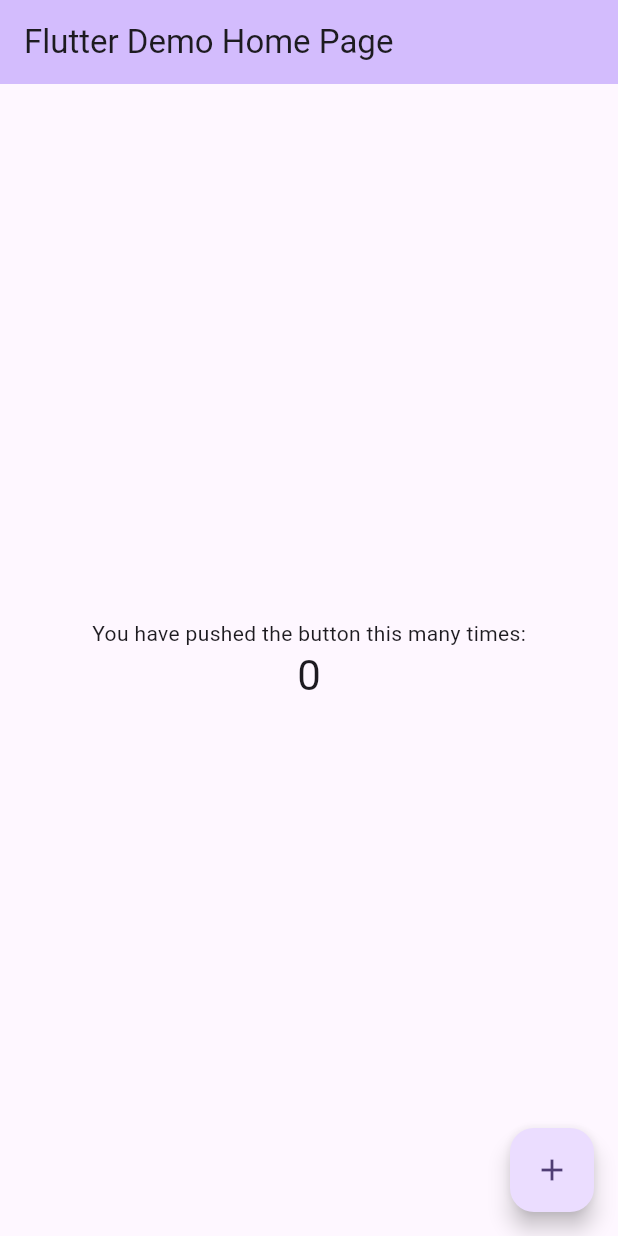
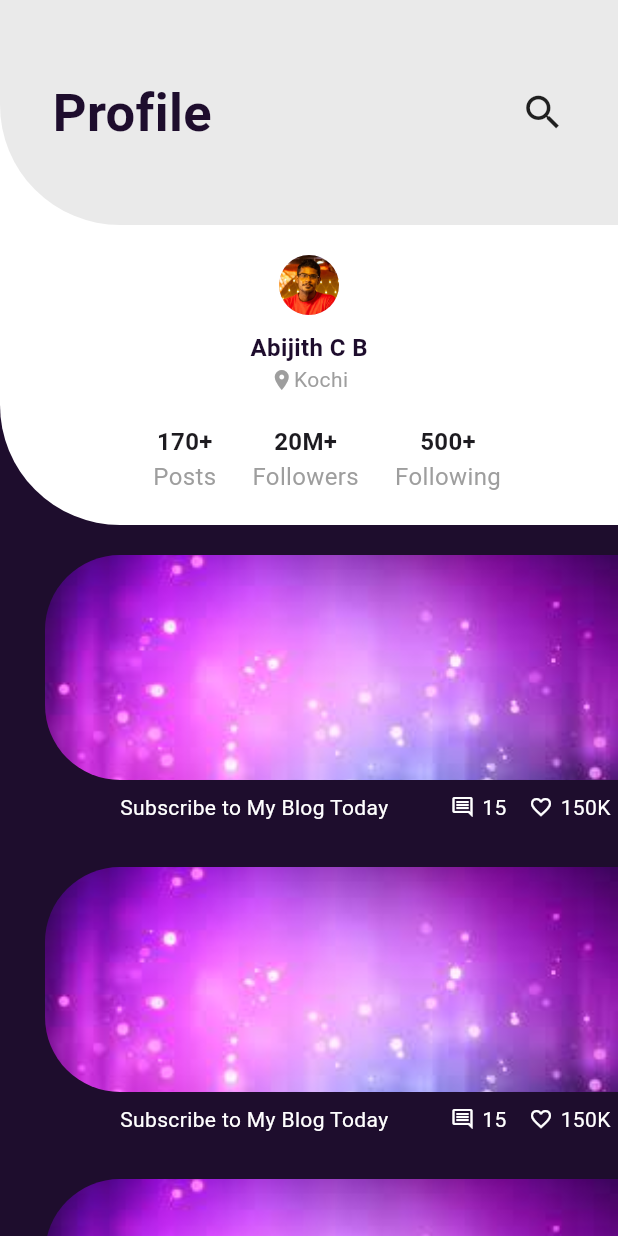
Before and after one commit to cbabi2023/blog_app_simple-ui_design, a Flutter app: the screen it shows after launch, on a phone screen of 412 x 824 dp. Run offline on Flutter 3.47's test engine with Material 3 defaults, Android fonts, the phone set to English and light mode, and no system bars.

Commit message:
ui completed

```diff
--- /dev/null
+++ b/lib/app_bar.dart
@@ -0,0 +1,33 @@
+import 'package:flutter/material.dart';
+import 'mystyle.dart';
+
+class MyAppBar extends StatelessWidget {
+  const MyAppBar({super.key});
+
+  @override
+  Widget build(BuildContext context) {
+    return Container(
+      padding: const EdgeInsets.symmetric(horizontal: 35.0),
+      height: 150,
+      decoration: const BoxDecoration(
+        color: Color(0xffeaeaea),
+        borderRadius: BorderRadius.only(
+          bottomLeft: Radius.circular(80.0),
+        ),
+      ),
+      child: const Row(
+        mainAxisAlignment: MainAxisAlignment.spaceBetween,
+        children: [
+          Text(
+            "Profile",
+            style: titlText,
+          ),
+          Icon(
+            Icons.search,
+            size: 30.0,
+          )
+        ],
+      ),
+    ); // AppBar
+  }
+}
--- a/lib/main.dart
+++ b/lib/main.dart
@@ -1,4 +1,8 @@
+import 'package:blog_app/app_bar.dart';
+import 'package:blog_app/post.dart';
+import 'package:blog_app/profile.dart';
 import 'package:flutter/material.dart';
+import 'mystyle.dart';
 
 void main() {
   runApp(const MyApp());
@@ -7,119 +11,26 @@ void main() {
 class MyApp extends StatelessWidget {
   const MyApp({super.key});
 
-  // This widget is the root of your application.
   @override
   Widget build(BuildContext context) {
     return MaterialApp(
-      title: 'Flutter Demo',
-      theme: ThemeData(
-        // This is the theme of your application.
-        //
-        // TRY THIS: Try running your application with "flutter run". You'll see
-        // the application has a purple toolbar. Then, without quitting the app,
-        // try changing the seedColor in the colorScheme below to Colors.green
-        // and then invoke "hot reload" (save your changes or press the "hot
-        // reload" button in a Flutter-supported IDE, or press "r" if you used
-        // the command line to start the app).
-        //
-        // Notice that the counter didn't reset back to zero; the application
-        // state is not lost during the reload. To reset the state, use hot
-        // restart instead.
-        //
-        // This works for code too, not just values: Most code changes can be
-        // tested with just a hot reload.
-        colorScheme: ColorScheme.fromSeed(seedColor: Colors.deepPurple),
-        useMaterial3: true,
+      debugShowCheckedModeBanner: false,
+      home: SafeArea(
+        child: Scaffold(
+          backgroundColor: mainColor,
+          body: ListView(
+            children: const [
+              Stack(
+                children: [
+                  MyPosts(),
+                  Profile(), // Profile
+                  MyAppBar(), // AppBar
+                ],
+              ),
+            ],
+          ),
+        ),
       ),
-      home: const MyHomePage(title: 'Flutter Demo Home Page'),
     );
   }
 }
-
-class MyHomePage extends StatefulWidget {
-  const MyHomePage({super.key, required this.title});
-
-  // This widget is the home page of your application. It is stateful, meaning
-  // that it has a State object (defined below) that contains fields that affect
-  // how it looks.
-
-  // This class is the configuration for the state. It holds the values (in this
-  // case the title) provided by the parent (in this case the App widget) and
-  // used by the build method of the State. Fields in a Widget subclass are
-  // always marked "final".
-
-  final String title;
-
-  @override
-  State<MyHomePage> createState() => _MyHomePageState();
-}
-
-class _MyHomePageState extends State<MyHomePage> {
-  int _counter = 0;
-
-  void _incrementCounter() {
-    setState(() {
-      // This call to setState tells the Flutter framework that something has
-      // changed in this State, which causes it to rerun the build method below
-      // so that the display can reflect the updated values. If we changed
-      // _counter without calling setState(), then the build method would not be
-      // called again, and so nothing would appear to happen.
-      _counter++;
-    });
-  }
-
-  @override
-  Widget build(BuildContext context) {
-    // This method is rerun every time setState is called, for instance as done
-    // by the _incrementCounter method above.
-    //
-    // The Flutter framework has been optimized to make rerunning build methods
-    // fast, so that you can just rebuild anything that needs updating rather
-    // than having to individually change instances of widgets.
-    return Scaffold(
-      appBar: AppBar(
-        // TRY THIS: Try changing the color here to a specific color (to
-        // Colors.amber, perhaps?) and trigger a hot reload to see the AppBar
-        // change color while the other colors stay the same.
-        backgroundColor: Theme.of(context).colorScheme.inversePrimary,
-        // Here we take the value from the MyHomePage object that was created by
-        // the App.build method, and use it to set our appbar title.
-        title: Text(widget.title),
-      ),
-      body: Center(
-        // Center is a layout widget. It takes a single child and positions it
-        // in the middle of the parent.
-        child: Column(
-          // Column is also a layout widget. It takes a list of children and
-          // arranges them vertically. By default, it sizes itself to fit its
-          // children horizontally, and tries to be as tall as its parent.
-          //
-          // Column has various properties to control how it sizes itself and
-          // how it positions its children. Here we use mainAxisAlignment to
-          // center the children vertically; the main axis here is the vertical
-          // axis because Columns are vertical (the cross axis would be
-          // horizontal).
-          //
-          // TRY THIS: Invoke "debug painting" (choose the "Toggle Debug Paint"
-          // action in the IDE, or press "p" in the console), to see the
-          // wireframe for each widget.
-          mainAxisAlignment: MainAxisAlignment.center,
-          children: <Widget>[
-            const Text(
-              'You have pushed the button this many times:',
-            ),
-            Text(
-              '$_counter',
-              style: Theme.of(context).textTheme.headlineMedium,
-            ),
-          ],
-        ),
-      ),
-      floatingActionButton: FloatingActionButton(
-        onPressed: _incrementCounter,
-        tooltip: 'Increment',
-        child: const Icon(Icons.add),
-      ), // This trailing comma makes auto-formatting nicer for build methods.
-    );
-  }
-}
--- /dev/null
+++ b/lib/mystyle.dart
@@ -0,0 +1,26 @@
+import 'package:flutter/material.dart';
+
+const Color mainColor = Color(0xff1e0d2d);
+
+const TextStyle titlText = TextStyle(
+  fontSize: 35,
+  fontWeight: FontWeight.w700,
+  color: mainColor,
+);
+
+const TextStyle heading4 = TextStyle(
+  fontSize: 16.0,
+  fontWeight: FontWeight.w600,
+  color: mainColor,
+);
+
+const TextStyle countText =
+    TextStyle(fontWeight: FontWeight.w700, fontSize: 16.0);
+
+const TextStyle followText = TextStyle(
+  fontWeight: FontWeight.w400,
+  fontSize: 16.0,
+  color: Colors.grey,
+);
+
+const TextStyle postText = TextStyle(color: Colors.white, fontSize: 14.0);
--- /dev/null
+++ b/lib/post.dart
@@ -0,0 +1,20 @@
+import 'package:blog_app/single_post.dart';
+import 'package:flutter/material.dart';
+
+class MyPosts extends StatelessWidget {
+  const MyPosts({super.key});
+
+  @override
+  Widget build(BuildContext context) {
+    return const Padding(
+      padding: EdgeInsets.only(top: 370),
+      child: Column(
+        children: [
+          SinglePost(),
+          SinglePost(),
+          SinglePost(),
+        ],
+      ),
+    );
+  }
+}
--- /dev/null
+++ b/lib/profile.dart
@@ -0,0 +1,82 @@
+import 'package:flutter/material.dart';
+import 'mystyle.dart';
+
+class Profile extends StatelessWidget {
+  const Profile({super.key});
+
+  @override
+  Widget build(BuildContext context) {
+    return Container(
+      padding: const EdgeInsets.only(
+        top: 170,
+      ),
+      width: double.infinity,
+      height: 350,
+      decoration: const BoxDecoration(
+        color: Colors.white,
+        borderRadius: BorderRadius.only(
+          bottomLeft: Radius.circular(80.0),
+        ),
+      ),
+      child: const Column(
+        children: [
+          CircleAvatar(
+            backgroundImage: AssetImage("assets/images/me.jpeg"),
+          ),
+          SizedBox(
+            height: 10,
+          ),
+          Text(
+            "Abijith C B",
+            style: heading4,
+          ),
+          Row(
+            mainAxisAlignment: MainAxisAlignment.center,
+            children: [
+              Icon(
+                Icons.location_on,
+                size: 16.0,
+                color: Colors.grey,
+              ),
+              Text(
+                "Kochi",
+                style: TextStyle(
+                  color: Colors.grey,
+                ),
+              ),
+            ],
+          ),
+          SizedBox(
+            height: 20.0,
+          ),
+          Row(
+            mainAxisAlignment: MainAxisAlignment.center,
+            children: [
+              SizedBox(width: 24),
+              Column(
+                children: [
+                  Text("170+", style: countText),
+                  Text("Posts", style: followText),
+                ],
+              ),
+              SizedBox(width: 24),
+              Column(
+                children: [
+                  Text("20M+", style: countText),
+                  Text("Followers", style: followText),
+                ],
+              ),
+              SizedBox(width: 24),
+              Column(
+                children: [
+                  Text("500+", style: countText),
+                  Text("Following", style: followText),
+                ],
+              ),
+            ],
+          )
+        ],
+      ),
+    );
+  }
+}
--- /dev/null
+++ b/lib/single_post.dart
@@ -0,0 +1,67 @@
+import 'package:flutter/material.dart';
+import 'mystyle.dart';
+
+class SinglePost extends StatelessWidget {
+  const SinglePost({super.key});
+
+  @override
+  Widget build(BuildContext context) {
+    return Column(
+      children: [
+        Container(
+          decoration: const BoxDecoration(
+            borderRadius: BorderRadius.only(
+              bottomLeft: Radius.circular(50.0),
+              topLeft: Radius.circular(50.0),
+            ),
+          ),
+          margin: const EdgeInsets.only(left: 30.0),
+          height: 150,
+          width: double.infinity,
+          child: ClipRRect(
+            borderRadius: const BorderRadius.only(
+              bottomLeft: Radius.circular(50.0),
+              topLeft: Radius.circular(50.0),
+            ),
+            child: Image.asset(
+              "assets/images/purple05.png",
+              fit: BoxFit.cover,
+            ),
+          ),
+        ),
+        const SizedBox(height: 8.0),
+        Container(
+          margin: const EdgeInsets.only(left: 80.0, right: 5.0, bottom: 30.0),
+          child: const Row(
+            mainAxisAlignment: MainAxisAlignment.spaceBetween,
+            children: [
+              Text(
+                "Subscribe to My Blog Today",
+                style: postText,
+              ),
+              Row(
+                children: [
+                  Icon(
+                    Icons.comment_outlined,
+                    color: Colors.white,
+                    size: 16.0,
+                  ),
+                  SizedBox(width: 5),
+                  Text("15", style: postText),
+                  SizedBox(width: 15),
+                  Icon(
+                    Icons.favorite_border,
+                    color: Colors.white,
+                    size: 16.0,
+                  ),
+                  SizedBox(width: 5),
+                  Text("150K", style: postText),
+                ],
+              ),
+            ],
+          ),
+        ),
+      ],
+    );
+  }
+}
--- a/pubspec.yaml
+++ b/pubspec.yaml
@@ -59,8 +59,8 @@ flutter:
   uses-material-design: true
 
   # To add assets to your application, add an assets section, like this:
-  # assets:
-  #   - images/a_dot_burr.jpeg
+  assets:
+    - assets/images/
   #   - images/a_dot_ham.jpeg
 
   # An image asset can refer to one or more resolution-specific "variants", see
```
Also changed, not shown: assets/images/me.jpeg (added), assets/images/purple01.png (added), assets/images/purple02.png (added), assets/images/purple03.png (added), assets/images/purple04.png (added), assets/images/purple05.png (added).
